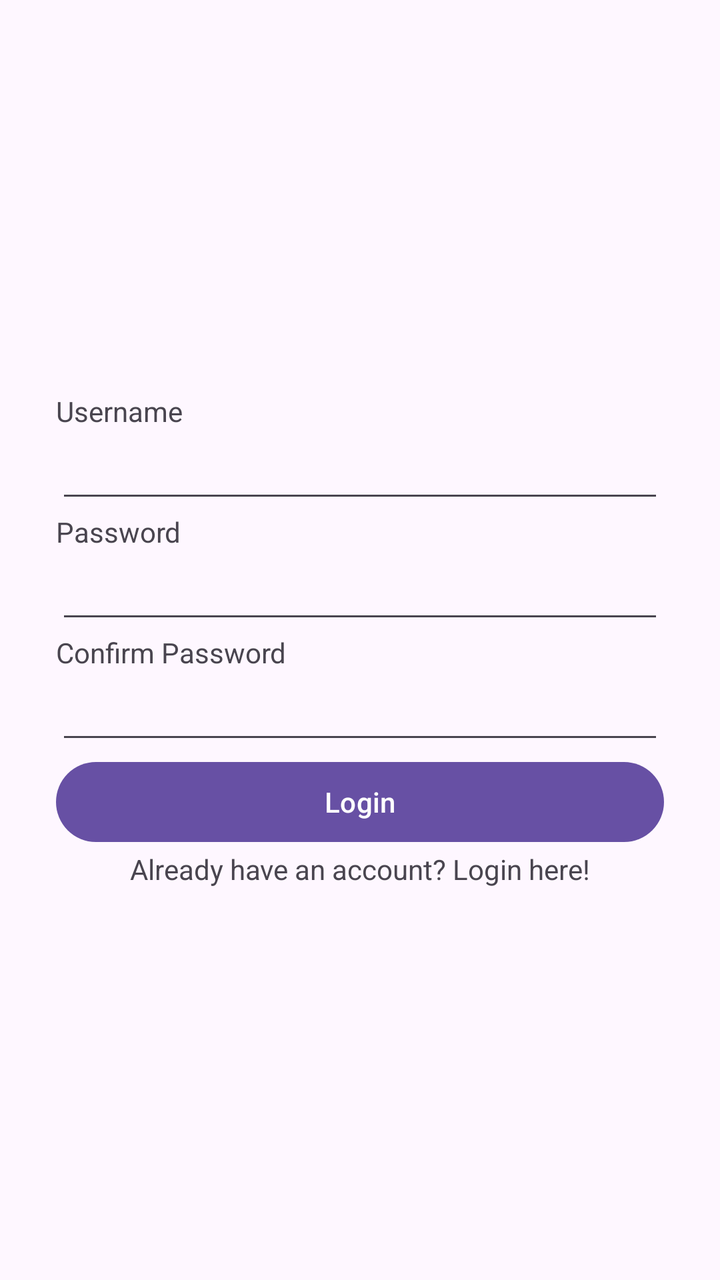
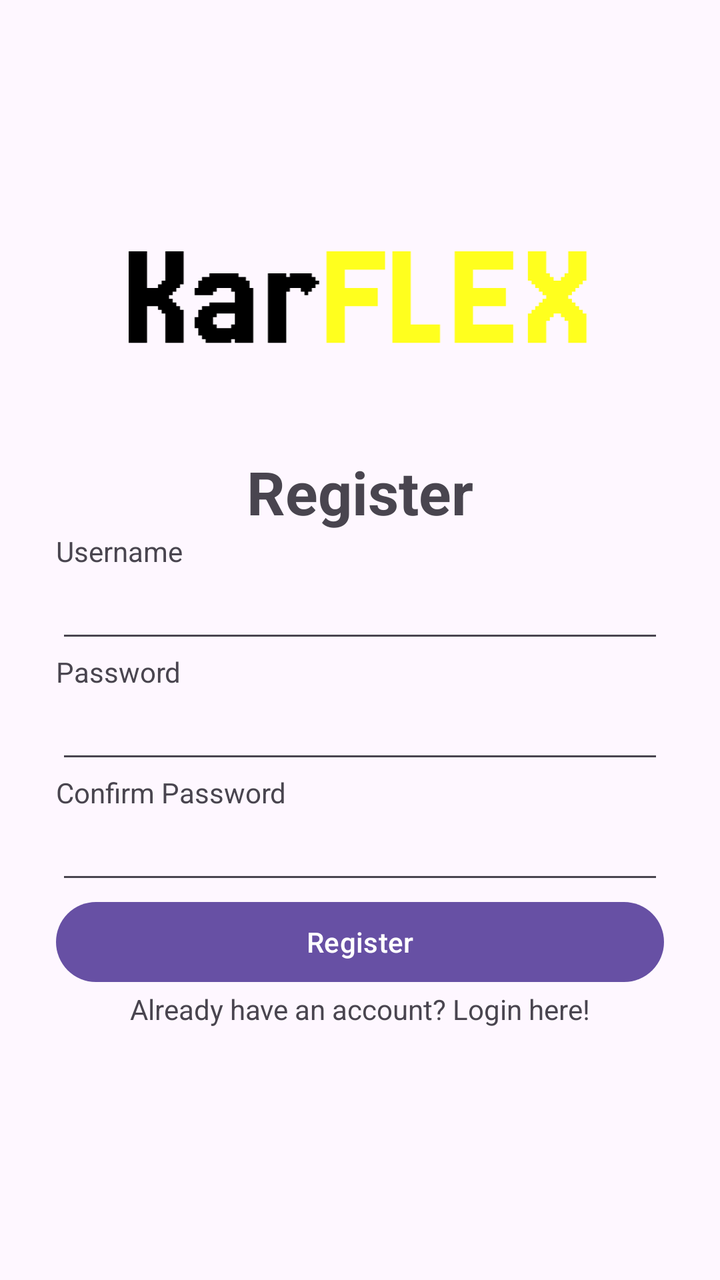

The first picture is an Android layout as it rendered before a commit; the second is the same layout after the commit. The layout source and the unified diff follow.
<!-- AndroidManifest.xml: application theme Theme.Karflex -->
<!-- res/layout/activity_register.xml -->
<?xml version="1.0" encoding="utf-8"?>
<LinearLayout xmlns:android="http://schemas.android.com/apk/res/android"
    xmlns:app="http://schemas.android.com/apk/res-auto"
    xmlns:tools="http://schemas.android.com/tools"
    android:id="@+id/main"
    android:layout_width="match_parent"
    android:layout_height="match_parent"
    tools:context=".RegisterActivity"
    android:orientation="vertical"
    android:gravity="center"
    android:padding="28sp">

    <TextView
        android:layout_width="wrap_content"
        android:layout_height="wrap_content"
        android:text="Username"
        android:layout_gravity="left"/>
    <EditText
        android:id="@+id/usernameET"
        android:layout_width="match_parent"
        android:layout_height="wrap_content"
        android:inputType="text"/>

    <TextView
        android:layout_width="wrap_content"
        android:layout_height="wrap_content"
        android:text="Password"
        android:layout_gravity="left"/>

    <EditText
        android:id="@+id/passwordET"
        android:layout_width="match_parent"
        android:layout_height="wrap_content"
        android:inputType="textPassword" />

    <TextView
        android:layout_width="wrap_content"
        android:layout_height="wrap_content"
        android:text="Confirm Password"
        android:layout_gravity="left"/>

    <EditText
        android:id="@+id/confirmPasswordET"
        android:layout_width="match_parent"
        android:layout_height="wrap_content"
        android:inputType="textPassword" />

    <Button
        android:id="@+id/registerBtn"
        android:layout_width="match_parent"
        android:layout_height="wrap_content"
        android:text="Login"/>

    <TextView
        android:id="@+id/loginTV"
        android:layout_width="wrap_content"
        android:layout_height="wrap_content"
        android:text="Already have an account? Login here!"/>

</LinearLayout>
<!-- resources referenced by this layout -->
<resources>
  <style name="Theme.Karflex" parent="Base.Theme.Karflex" />
  <style name="Base.Theme.Karflex" parent="Theme.Material3.DayNight.NoActionBar">
          
          
      </style>
</resources>

<!-- the commit's change to res/layout/activity_register.xml (unified diff, before → after) -->
@@ -9,6 +9,21 @@
     android:orientation="vertical"
     android:gravity="center"
     android:padding="28sp">
+
+    <ImageView
+        android:layout_width="300dp"
+        android:layout_height="100dp"
+        android:src="@drawable/karflex"
+        android:paddingBottom="50dp"
+        />
+
+    <TextView
+        android:layout_width="wrap_content"
+        android:layout_height="wrap_content"
+        android:layout_gravity="center"
+        android:text="Register"
+        android:textSize="30dp"
+        android:textStyle="bold" />
 
     <TextView
         android:layout_width="wrap_content"
@@ -49,7 +64,7 @@
         android:id="@+id/registerBtn"
         android:layout_width="match_parent"
         android:layout_height="wrap_content"
-        android:text="Login"/>
+        android:text="Register"/>
 
     <TextView
         android:id="@+id/loginTV"
<!-- resource entries referenced after the edit -->
@@ -1,5 +1,6 @@
 <!-- resources referenced by this layout -->
 <resources>
+  <!-- drawable karflex: vector/xml drawable (drawable, 2047 chars, omitted) -->
   <style name="Theme.Karflex" parent="Base.Theme.Karflex" />
   <style name="Base.Theme.Karflex" parent="Theme.Material3.DayNight.NoActionBar">
           
